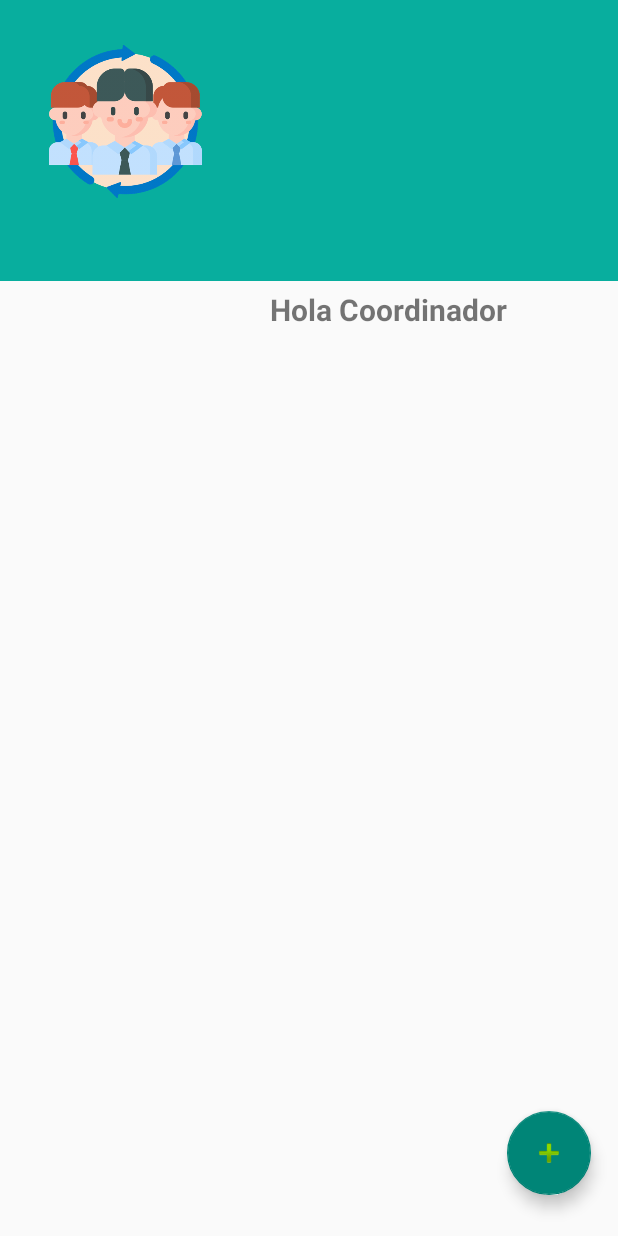
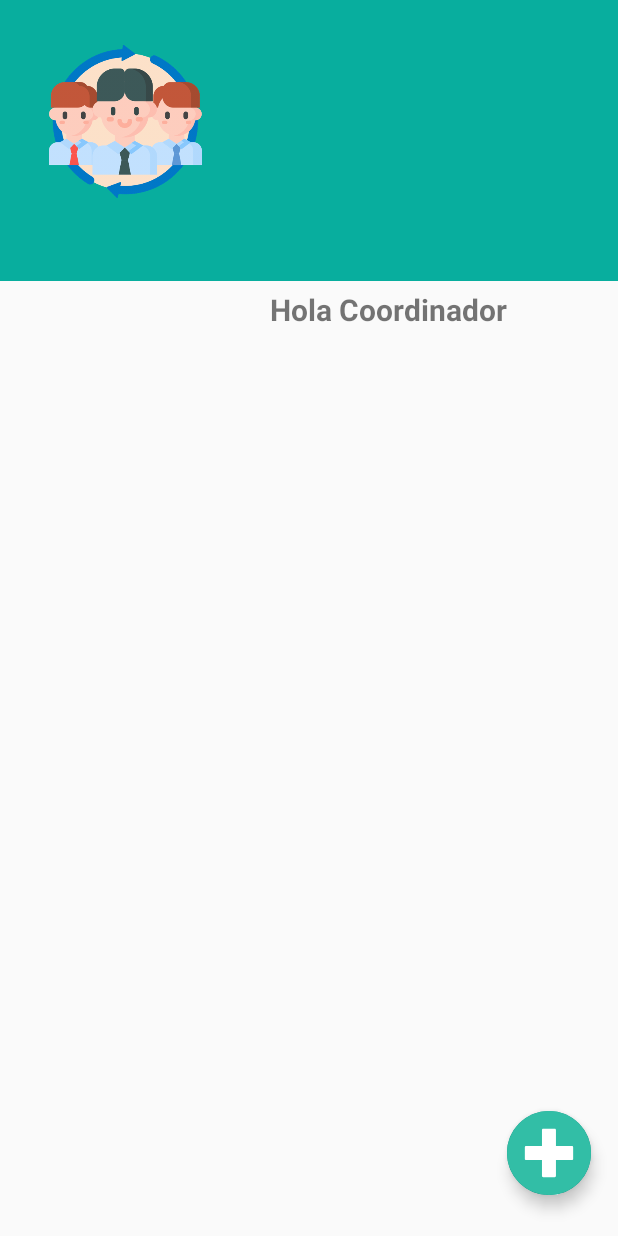
Before and after one commit to Ricardo-GM/Adm_School, an Android app: the recycler_coordinador screen opened directly, with no data from a screen before it, on a phone screen of 412 x 824 dp. Run offline under Robolectric (Android 15) with nearby library versions, the light colour scheme and no system bars; plain views replace DiagonalView; 1 statement that could not run was skipped.

Commit message:
Cambie el icono del boton flotante

```diff
--- /dev/null
+++ b/app/src/main/res/drawable/ic_anadir.xml
@@ -0,0 +1,12 @@
+<vector xmlns:android="http://schemas.android.com/apk/res/android"
+    android:width="496.158dp"
+    android:height="496.158dp"
+    android:viewportWidth="496.158"
+    android:viewportHeight="496.158">
+  <path
+      android:pathData="M0,248.085C0,111.063 111.069,0.003 248.075,0.003c137.013,0 248.083,111.061 248.083,248.082c0,137.002 -111.07,248.07 -248.083,248.07C111.069,496.155 0,385.087 0,248.085z"
+      android:fillColor="#32BEA6"/>
+  <path
+      android:pathData="M383.546,206.55H289.08v-93.938c0,-3.976 -3.224,-7.199 -7.201,-7.199H213.75c-3.977,0 -7.2,3.224 -7.2,7.199v93.938h-93.937c-3.977,0 -7.2,3.225 -7.2,7.2v69.187c0,3.976 3.224,7.199 7.2,7.199h93.937v93.41c0,3.976 3.224,7.199 7.2,7.199h68.129c3.978,0 7.201,-3.224 7.201,-7.199v-93.41h94.466c3.976,0 7.199,-3.224 7.199,-7.199V213.75C390.745,209.774 387.521,206.55 383.546,206.55z"
+      android:fillColor="#FFFFFF"/>
+</vector>
--- a/app/src/main/res/layout/activity_recycler_coordinador.xml
+++ b/app/src/main/res/layout/activity_recycler_coordinador.xml
@@ -58,8 +58,6 @@
     </androidx.appcompat.widget.LinearLayoutCompat>
 
 
-
-
     <com.google.android.material.floatingactionbutton.FloatingActionButton
         android:id="@+id/addSalon"
         android:layout_width="wrap_content"
@@ -69,5 +67,6 @@
         android:layout_marginEnd="18dp"
         android:layout_marginBottom="27dp"
         android:clickable="true"
-        android:src="@android:drawable/ic_input_add" />
+        android:src="@drawable/ic_anadir"
+        app:maxImageSize="56dp" />
 </RelativeLayout>
--- a/app/src/main/res/layout/activity_recyclerview_profesor.xml
+++ b/app/src/main/res/layout/activity_recyclerview_profesor.xml
@@ -57,14 +57,14 @@
             <Button
                 android:layout_width="210dp"
                 android:layout_height="60dp"
+                android:layout_marginHorizontal="3dp"
                 android:background="@color/colorAccent"
                 android:text="Tomar Asistencia" />
 
             <Button
-                android:layout_width="210dp"
+                android:layout_width="192dp"
                 android:layout_height="60dp"
-                android:background="#a6a6a4"
-
+                android:background="@color/colorAccent"
                 android:text="Asignar Notas" />
         </LinearLayout>
     </LinearLayout>
```
